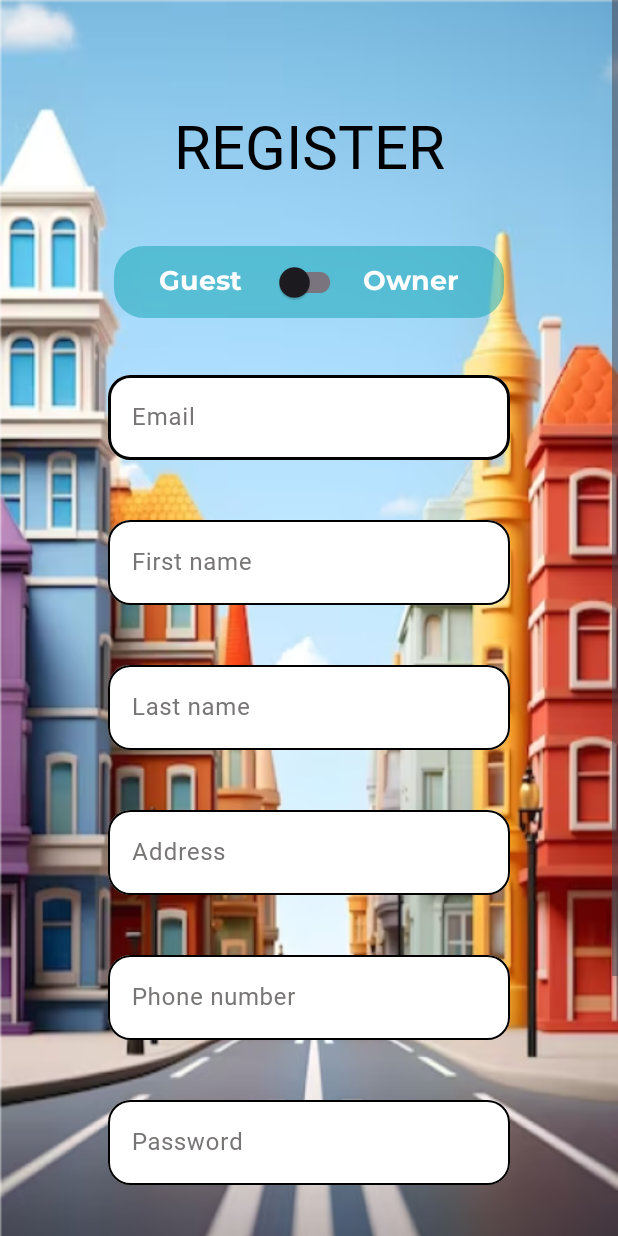
After one commit to ftn-projects/odyssey-mobile, an Android app: the RegisterActivity screen opened directly, with no data from a screen before it, on a phone screen of 412 x 824 dp. The commit adds this screen. Run offline under Robolectric (Android 15) with nearby library versions, the phone set to English and light mode, and no system bars; 1 statement that could not run was skipped.

Commit message:
Add registration design

```diff
--- a/app/src/main/AndroidManifest.xml
+++ b/app/src/main/AndroidManifest.xml
@@ -12,6 +12,9 @@
         android:supportsRtl="true"
         android:theme="@style/Theme.Odyssey"
         tools:targetApi="31">
+        <activity
+            android:name=".activities.RegisterActivity"
+            android:exported="false" />
         <activity
             android:name=".activities.LoginActivity"
             android:exported="false" />
--- a/app/src/main/java/com/example/odyssey/activities/LoginActivity.java
+++ b/app/src/main/java/com/example/odyssey/activities/LoginActivity.java
@@ -4,6 +4,7 @@ import androidx.appcompat.app.AppCompatActivity;
 import androidx.appcompat.app.AppCompatDelegate;
 import androidx.core.content.ContextCompat;
 
+import android.content.Intent;
 import android.graphics.drawable.Drawable;
 import android.os.Bundle;
 import android.view.View;
@@ -19,4 +20,15 @@ public class LoginActivity extends AppCompatActivity {
         AppCompatDelegate.setDefaultNightMode(AppCompatDelegate.MODE_NIGHT_NO);
         setContentView(R.layout.activity_login);
     }
+
+    public void goToRegister(View view) {
+        Intent intent = new Intent(this, RegisterActivity.class);
+        startActivity(intent);
+    }
+
+    public void goToHome(View view) {
+        Intent intent = new Intent(this, HomeActivity.class);
+        startActivity(intent);
+    }
+
 }
--- /dev/null
+++ b/app/src/main/java/com/example/odyssey/activities/RegisterActivity.java
@@ -0,0 +1,25 @@
+package com.example.odyssey.activities;
+
+import androidx.appcompat.app.AppCompatActivity;
+import androidx.appcompat.app.AppCompatDelegate;
+
+import android.content.Intent;
+import android.os.Bundle;
+import android.view.View;
+
+import com.example.odyssey.R;
+
+public class RegisterActivity extends AppCompatActivity {
+
+    @Override
+    protected void onCreate(Bundle savedInstanceState) {
+        super.onCreate(savedInstanceState);
+        AppCompatDelegate.setDefaultNightMode(AppCompatDelegate.MODE_NIGHT_NO);
+        setContentView(R.layout.activity_register);
+    }
+
+    public void goToLogin(View view) {
+        Intent intent = new Intent(this, LoginActivity.class);
+        startActivity(intent);
+    }
+}
--- /dev/null
+++ b/app/src/main/res/drawable/switch_background.xml
@@ -0,0 +1,5 @@
+<?xml version="1.0" encoding="utf-8"?>
+<shape xmlns:android="http://schemas.android.com/apk/res/android">
+    <solid android:color="@color/moonstone_50" />
+    <corners android:radius="20dp" />
+</shape>
--- a/app/src/main/res/layout/activity_login.xml
+++ b/app/src/main/res/layout/activity_login.xml
@@ -104,7 +104,8 @@
                         android:textSize="18sp"
                         android:backgroundTint="@color/atomic_tangerine"
                         android:textColor="@color/white"
-                        android:fontFamily="@font/montserrat_bold"/>
+                        android:fontFamily="@font/montserrat_bold"
+                        android:onClick="goToHome"/>
 
                     <Space
                         android:layout_width="25dp"
@@ -119,7 +120,8 @@
                         android:textSize="18sp"
                         android:backgroundTint="@color/atomic_tangerine"
                         android:textColor="@color/white"
-                        android:fontFamily="@font/montserrat_bold"/>
+                        android:fontFamily="@font/montserrat_bold"
+                        android:onClick="goToRegister"/>
                 </LinearLayout>
 
 
--- /dev/null
+++ b/app/src/main/res/layout/activity_register.xml
@@ -0,0 +1,279 @@
+<?xml version="1.0" encoding="utf-8"?>
+<ScrollView xmlns:android="http://schemas.android.com/apk/res/android"
+    xmlns:app="http://schemas.android.com/apk/res-auto"
+    xmlns:tools="http://schemas.android.com/tools"
+    android:layout_width="match_parent"
+    android:layout_height="match_parent"
+    tools:context=".activities.RegisterActivity"
+    android:background="@drawable/registration_background">
+
+    <LinearLayout
+        android:layout_width="300dp"
+        android:layout_height="wrap_content"
+        android:layout_gravity="center_horizontal"
+        android:orientation="vertical">
+
+        <TextView
+            android:id="@+id/textRegister"
+            android:layout_width="match_parent"
+            android:layout_height="wrap_content"
+            android:text="REGISTER"
+            android:gravity="center"
+            android:textSize="40sp"
+            android:textColor="@color/black"
+            android:fontFamily="@font/montserrat_regular"
+            android:layout_marginTop="70dp"
+            android:layout_marginBottom="40dp"/>
+
+        <LinearLayout
+            android:layout_width="260dp"
+            android:layout_height="wrap_content"
+            android:orientation="horizontal"
+            android:layout_gravity="center_horizontal"
+            android:layout_marginBottom="15dp"
+            android:paddingLeft="30dp"
+            android:paddingRight="30dp"
+            android:background="@drawable/switch_background"
+            app:boxCornerRadiusBottomEnd="15dp"
+            app:boxCornerRadiusBottomStart="15sp"
+            app:boxCornerRadiusTopEnd="15dp"
+            app:boxCornerRadiusTopStart="15dp">
+
+            <TextView
+                android:layout_width="0dp"
+                android:layout_weight="1"
+                android:layout_height="wrap_content"
+                android:text="Guest"
+                android:fontFamily="@font/montserrat_bold"
+                android:textColor="@color/white"
+                android:textSize="18sp"
+                />
+
+            <com.google.android.material.switchmaterial.SwitchMaterial
+                android:id="@+id/switchMaterialExample"
+                android:layout_width="50dp"
+                android:layout_height="wrap_content"/>
+
+            <TextView
+                android:layout_width="0dp"
+                android:layout_weight="1"
+                android:layout_height="wrap_content"
+                android:text="Owner"
+                android:gravity="right|center"
+                android:fontFamily="@font/montserrat_bold"
+                android:textColor="@color/white"
+                android:textSize="18sp"
+                />
+
+        </LinearLayout>
+
+        <LinearLayout
+            android:id="@+id/middleLayoutRegister"
+            android:layout_width="match_parent"
+            android:layout_height="wrap_content"
+            android:orientation="vertical">
+
+            <com.google.android.material.textfield.TextInputLayout
+                style="@style/Widget.Material3.TextInputEditText.OutlinedBox"
+                android:id="@+id/inputEmailRegister"
+                android:layout_width="match_parent"
+                android:layout_height="wrap_content"
+                android:hint="Email"
+                app:layout_constraintLeft_toLeftOf="parent"
+                app:layout_constraintRight_toRightOf="parent"
+                android:textColorHint="@color/zirko_siva"
+                app:boxCornerRadiusBottomEnd="15dp"
+                app:boxCornerRadiusBottomStart="15sp"
+                app:boxCornerRadiusTopEnd="15dp"
+                app:boxCornerRadiusTopStart="15dp"
+                app:boxStrokeColor="@color/black"
+                app:boxBackgroundColor="@color/white">
+
+                <com.google.android.material.textfield.TextInputEditText
+                    android:layout_width="match_parent"
+                    android:layout_height="wrap_content"
+                    android:fontFamily="@font/montserrat_regular"
+                    android:inputType="textEmailAddress"/>
+
+            </com.google.android.material.textfield.TextInputLayout>
+
+            <com.google.android.material.textfield.TextInputLayout
+                style="@style/Widget.Material3.TextInputEditText.OutlinedBox"
+                android:id="@+id/inputFirstName"
+                android:layout_width="match_parent"
+                android:layout_height="wrap_content"
+                android:hint="First name"
+                app:layout_constraintLeft_toLeftOf="parent"
+                app:layout_constraintRight_toRightOf="parent"
+                android:textColorHint="@color/zirko_siva"
+                app:boxCornerRadiusBottomEnd="15dp"
+                app:boxCornerRadiusBottomStart="15sp"
+                app:boxCornerRadiusTopEnd="15dp"
+                app:boxCornerRadiusTopStart="15dp"
+                app:boxStrokeColor="@color/black"
+                app:boxBackgroundColor="@color/white">
+
+                <com.google.android.material.textfield.TextInputEditText
+                    android:layout_width="match_parent"
+                    android:layout_height="wrap_content"
+                    android:fontFamily="@font/montserrat_regular"/>
+
+            </com.google.android.material.textfield.TextInputLayout>
+
+            <com.google.android.material.textfield.TextInputLayout
+                style="@style/Widget.Material3.TextInputEditText.OutlinedBox"
+                android:id="@+id/inputLastName"
+                android:layout_width="match_parent"
+                android:layout_height="wrap_content"
+                android:hint="Last name"
+                app:layout_constraintLeft_toLeftOf="parent"
+                app:layout_constraintRight_toRightOf="parent"
+                android:textColorHint="@color/zirko_siva"
+                app:boxCornerRadiusBottomEnd="15dp"
+                app:boxCornerRadiusBottomStart="15sp"
+                app:boxCornerRadiusTopEnd="15dp"
+                app:boxCornerRadiusTopStart="15dp"
+                app:boxStrokeColor="@color/black"
+                app:boxBackgroundColor="@color/white">
+
+                <com.google.android.material.textfield.TextInputEditText
+                    android:layout_width="match_parent"
+                    android:layout_height="wrap_content"
+                    android:fontFamily="@font/montserrat_regular"/>
+
+            </com.google.android.material.textfield.TextInputLayout>
+
+            <com.google.android.material.textfield.TextInputLayout
+                style="@style/Widget.Material3.TextInputEditText.OutlinedBox"
+                android:id="@+id/inputAddress"
+                android:layout_width="match_parent"
+                android:layout_height="wrap_content"
+                android:hint="Address"
+                app:layout_constraintLeft_toLeftOf="parent"
+                app:layout_constraintRight_toRightOf="parent"
+                android:textColorHint="@color/zirko_siva"
+                app:boxCornerRadiusBottomEnd="15dp"
+                app:boxCornerRadiusBottomStart="15sp"
+                app:boxCornerRadiusTopEnd="15dp"
+                app:boxCornerRadiusTopStart="15dp"
+                app:boxStrokeColor="@color/black"
+                app:boxBackgroundColor="@color/white">
+
+                <com.google.android.material.textfield.TextInputEditText
+                    android:layout_width="match_parent"
+                    android:layout_height="wrap_content"
+                    android:fontFamily="@font/montserrat_regular"/>
+
+            </com.google.android.material.textfield.TextInputLayout>
+
+            <com.google.android.material.textfield.TextInputLayout
+                style="@style/Widget.Material3.TextInputEditText.OutlinedBox"
+                android:id="@+id/inputPhoneNumber"
+                android:layout_width="match_parent"
+                android:layout_height="wrap_content"
+                android:hint="Phone number"
+                app:layout_constraintLeft_toLeftOf="parent"
+                app:layout_constraintRight_toRightOf="parent"
+                android:textColorHint="@color/zirko_siva"
+                app:boxCornerRadiusBottomEnd="15dp"
+                app:boxCornerRadiusBottomStart="15sp"
+                app:boxCornerRadiusTopEnd="15dp"
+                app:boxCornerRadiusTopStart="15dp"
+                app:boxStrokeColor="@color/black"
+                app:boxBackgroundColor="@color/white">
+
+                <com.google.android.material.textfield.TextInputEditText
+                    android:layout_width="match_parent"
+                    android:layout_height="wrap_content"
+                    android:fontFamily="@font/montserrat_regular"
+                    android:inputType="phone"/>
+
+            </com.google.android.material.textfield.TextInputLayout>
+
+            <com.google.android.material.textfield.TextInputLayout
+                style="@style/Widget.Material3.TextInputEditText.OutlinedBox"
+                android:id="@+id/inputPasswordRegister"
+                android:layout_width="match_parent"
+                android:layout_height="wrap_content"
+                android:hint="Password"
+                app:layout_constraintLeft_toLeftOf="parent"
+                app:layout_constraintRight_toRightOf="parent"
+                android:textColorHint="@color/zirko_siva"
+                app:boxCornerRadiusBottomEnd="15dp"
+                app:boxCornerRadiusBottomStart="15sp"
+                app:boxCornerRadiusTopEnd="15dp"
+                app:boxCornerRadiusTopStart="15dp"
+                app:boxStrokeColor="@color/black"
+                app:boxBackgroundColor="@color/white"
+                >
+
+                <com.google.android.material.textfield.TextInputEditText
+                    android:layout_width="match_parent"
+                    android:layout_height="wrap_content"
+                    android:fontFamily="@font/montserrat_regular"/>
+
+            </com.google.android.material.textfield.TextInputLayout>
+
+            <com.google.android.material.textfield.TextInputLayout
+                style="@style/Widget.Material3.TextInputEditText.OutlinedBox"
+                android:id="@+id/inputConfirmPasswordRegister"
+                android:layout_width="match_parent"
+                android:layout_height="wrap_content"
+                android:hint="Confirm password"
+                app:layout_constraintLeft_toLeftOf="parent"
+                app:layout_constraintRight_toRightOf="parent"
+                android:textColorHint="@color/zirko_siva"
+                app:boxCornerRadiusBottomEnd="15dp"
+                app:boxCornerRadiusBottomStart="15sp"
+                app:boxCornerRadiusTopEnd="15dp"
+                app:boxCornerRadiusTopStart="15dp"
+                app:boxStrokeColor="@color/black"
+                app:boxBackgroundColor="@color/white"
+                >
+
+                <com.google.android.material.textfield.TextInputEditText
+                    android:layout_width="match_parent"
+                    android:layout_height="wrap_content"
+                    android:fontFamily="@font/montserrat_regular"/>
+
+            </com.google.android.material.textfield.TextInputLayout>
+
+        </LinearLayout>
+
+        <LinearLayout
+            android:id="@+id/bottomLayoutRegister"
+            android:layout_width="match_parent"
+            android:layout_height="wrap_content"
+            android:layout_marginTop="40dp"
+            android:layout_marginBottom="40dp">
+            <Button
+                android:id="@+id/btnRegisterRegister"
+                android:layout_width="0dp"
+                android:layout_weight="1"
+                android:layout_height="60dp"
+                android:text="Register"
+                android:textSize="18sp"
+                android:backgroundTint="@color/atomic_tangerine"
+                android:textColor="@color/white"
+                android:fontFamily="@font/montserrat_bold"/>
+
+            <Space
+                android:layout_width="25dp"
+                android:layout_height="1dp" />
+
+            <Button
+                android:id="@+id/btnCancel"
+                android:layout_width="0dp"
+                android:layout_weight="1"
+                android:layout_height="60dp"
+                android:text="Cancel"
+                android:textSize="18sp"
+                android:backgroundTint="@color/atomic_tangerine"
+                android:textColor="@color/white"
+                android:fontFamily="@font/montserrat_bold"
+                android:onClick="goToLogin"/>
+        </LinearLayout>
+
+
+    </LinearLayout>
+</ScrollView>
--- a/app/src/main/res/values/colors.xml
+++ b/app/src/main/res/values/colors.xml
@@ -2,9 +2,11 @@
 <resources>
     <color name="footer">#10425B</color>
     <color name="moonstone">#0FA3B1</color>
+    <color name="moonstone_50">#800FA3B1</color>
     <color name="uranian_blue">#B5E2FA</color>
     <color name="atomic_tangerine">#F7A072</color>
     <color name="zirko_siva">#787575</color>
+    <color name="zirko_30">#4D787575</color>
     <color name="black">#FF000000</color>
     <color name="white">#FFFFFFFF</color>
     <color name="mtrl_textinput_default_box_stroke_color">#FF000000</color>
--- a/app/src/main/res/values/themes.xml
+++ b/app/src/main/res/values/themes.xml
@@ -2,12 +2,12 @@
     <!-- Base application theme. -->
     <style name="Theme.Odyssey" parent="Theme.MaterialComponents.DayNight.DarkActionBar">
         <!-- Primary brand color. -->
-        <item name="colorPrimary">@color/black</item>
+        <item name="colorPrimary">@color/moonstone</item>
         <item name="colorPrimaryVariant">@color/white</item>
         <item name="colorOnPrimary">@color/black</item>
         <!-- Secondary brand color. -->
-        <item name="colorSecondary">@color/moonstone</item>
-        <item name="colorSecondaryVariant">@color/uranian_blue</item>
+        <item name="colorSecondary">@color/uranian_blue</item>
+        <item name="colorSecondaryVariant">@color/atomic_tangerine</item>
         <item name="colorOnSecondary">@color/black</item>
         <!-- Status bar color. -->
         <item name="android:statusBarColor">@color/black</item>
```
